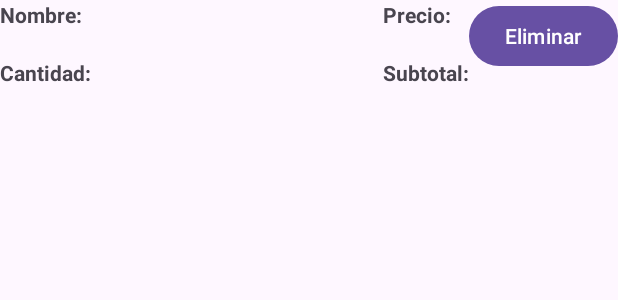
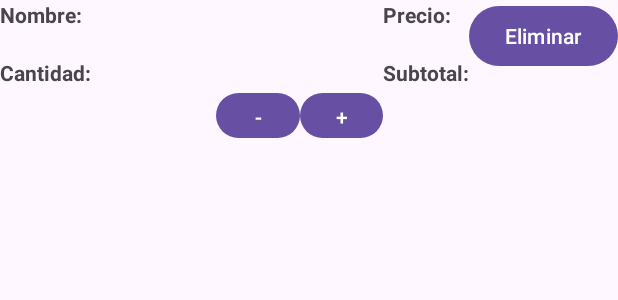
Before and after one commit to RubenG2x2/PruebaVolley, an Android app: the layout content_linea_producto_rc.xml on its own in the app's theme, with its tools: preview values and no code run, on a phone screen of 412 x 824 dp. Shown: the top 300 px of the screen. Run offline under Robolectric (Android 15) with nearby library versions, the phone set to English and light mode, and no system bars.

Commit message:
añadiendo botones de cantida para la linea pedido de terminar pedido

```diff
--- a/app/src/main/res/layout/activity_pedido.xml
+++ b/app/src/main/res/layout/activity_pedido.xml
@@ -5,7 +5,8 @@
     android:layout_width="match_parent"
     android:layout_height="match_parent"
     android:fitsSystemWindows="true"
-    tools:context=".PedidoActivity">
+    tools:context=".PedidoActivity"
+    >
 
     <com.google.android.material.appbar.AppBarLayout
         android:layout_width="match_parent"
@@ -22,6 +23,7 @@
     <include
         android:id="@+id/contentPedido"
         layout="@layout/content_pedido"
-        android:layout_width="match_parent" />
+        android:layout_width="match_parent"
+        android:layout_height="match_parent" />
 
 </androidx.coordinatorlayout.widget.CoordinatorLayout>
--- a/app/src/main/res/layout/activity_start.xml
+++ b/app/src/main/res/layout/activity_start.xml
@@ -21,6 +21,7 @@
         android:orientation="horizontal"
         app:layout_constraintGuide_begin="481dp"
         app:layout_constraintTop_toTopOf="parent" />
+
 
     <androidx.constraintlayout.widget.Guideline
         android:id="@+id/guideline"
--- a/app/src/main/res/layout/content_linea_producto_rc.xml
+++ b/app/src/main/res/layout/content_linea_producto_rc.xml
@@ -29,22 +29,44 @@
             android:text="@string/label_cantidad_producto"
             android:textStyle="bold" />
 
-        <TextView
-            android:id="@+id/tvCantidadPro"
+        <LinearLayout
+            android:id="@+id/vlCantidadProducto"
             android:layout_width="match_parent"
-            android:layout_height="wrap_content"
-            android:text="" />
+            android:layout_height="38dp"
+            android:orientation="horizontal">
+
+            <TextView
+                android:id="@+id/tvCantidadPro"
+                android:layout_width="144dp"
+                android:layout_height="match_parent"
+                android:text="" />
+
+            <Button
+                android:id="@+id/btDisminuirCantidad"
+                android:layout_width="wrap_content"
+                android:layout_height="match_parent"
+                android:layout_weight="1"
+                android:text="-" />
+
+            <Button
+                android:id="@+id/btAumentarCantidad"
+                android:layout_width="wrap_content"
+                android:layout_height="wrap_content"
+                android:layout_weight="1"
+                android:text="+" />
+
+        </LinearLayout>
 
     </LinearLayout>
 
     <LinearLayout
         android:layout_width="wrap_content"
-        android:layout_height="wrap_content"
+        android:layout_height="match_parent"
         android:orientation="vertical">
 
         <TextView
             android:id="@+id/labelPrecioPro"
-            android:layout_width="wrap_content"
+            android:layout_width="match_parent"
             android:layout_height="wrap_content"
             android:text="@string/label_precio_producto"
             android:textStyle="bold" />
@@ -77,15 +99,15 @@
 
         <Button
             android:id="@+id/btEliminarLineaProducto"
-            android:layout_width="wrap_content"
+            android:layout_width="match_parent"
             android:layout_height="wrap_content"
             android:text="@string/btn_eliminar" />
 
         <TextView
             android:id="@+id/tvIdLinea"
             android:layout_width="match_parent"
-            android:layout_height="wrap_content"
+            android:layout_height="match_parent"
             android:text=""
-            android:visibility="invisible"/>
+            android:visibility="invisible" />
     </LinearLayout>
 </LinearLayout>
```
Also changed, not shown: app/src/main/java/com/example/pruebavolley/modelo/Pedido.java (+8 -0 lines), app/src/main/java/com/example/pruebavolley/vista/adaptadores/LineaProductoAdaptador.java (+15 -2 lines).
